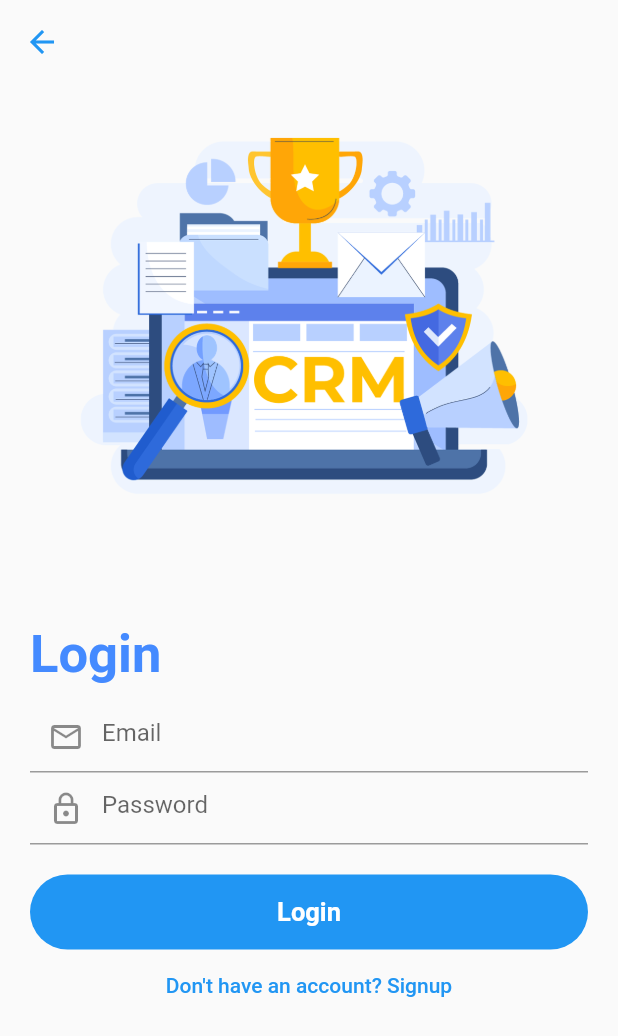
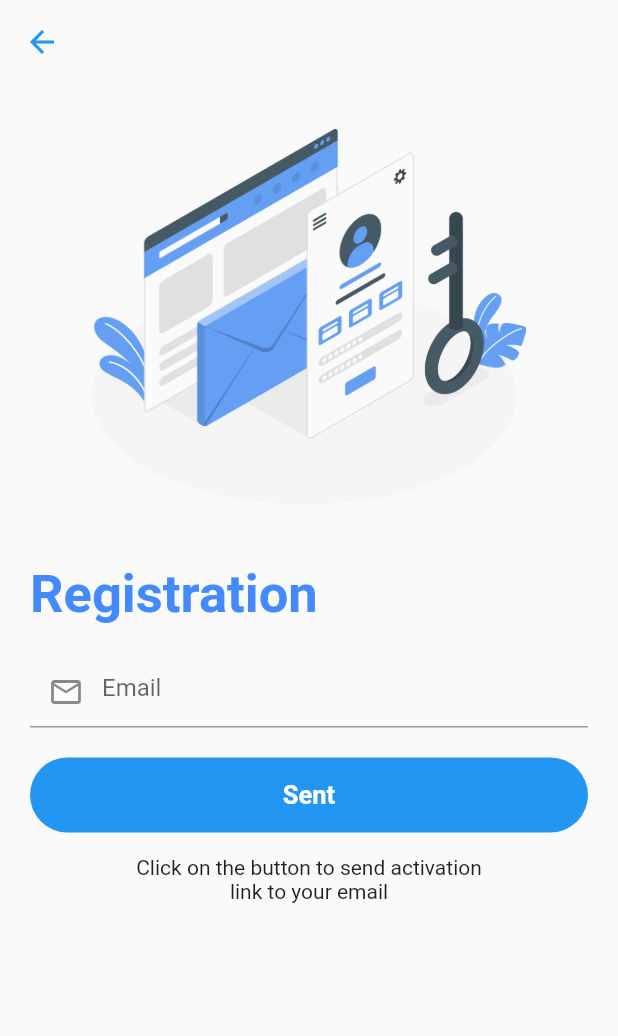
Before and after one commit to Ahsun-J2EE/crm-app, a Flutter app: the LoginScreen screen opened by its route, after a tap on "Don't have an account? Signup", on a phone screen of 412 x 824 dp. Shown: the top 1036 px of the screen. Run offline on Flutter 3.47's test engine with Material 2 defaults, Android fonts, the phone set to English and light mode, and no system bars; our stand-ins replace flutter_easyloading, fluttertoast, get; Roboto replaces fonts that are missing (Times new Roman, Unto).

Commit message:
registration page created

```diff
--- a/lib/screens/login/login_screen.dart
+++ b/lib/screens/auth/login_screen.dart
@@ -1,12 +1,16 @@
-import 'package:crm_app/core/color_constant.dart';
+import 'package:crm_app/screens/auth/registration_screen.dart';
+import 'package:crm_app/screens/auth/reset_password_screen.dart';
 import 'package:crm_app/screens/widgets/app_text_field.dart';
 import 'package:crm_app/screens/widgets/button.dart';
 import 'package:flutter/material.dart';
+import 'package:get/get.dart';
+
 class LoginScreen extends StatelessWidget {
   LoginScreen({Key? key}) : super(key: key);
   static const String routeName='/login_screen';
   final emailController = TextEditingController();
   final passwordController= TextEditingController();
+
   Widget _loginScreenUpperPart(){
     return Column(
       children:[
@@ -35,24 +39,35 @@ class LoginScreen extends StatelessWidget {
                 style: TextStyle(
                     fontSize: 35,
                     fontWeight: FontWeight.bold,
-                    fontFamily: 'Times new Roman',
+                    fontFamily: 'Unto',
                     color: Colors.blueAccent
                 ),
               ),
-              const SizedBox(height: 10,),
+              const SizedBox(height: 20,),
               AppTextField(
                 controller: emailController, hintText: 'Email', icon: const Icon(Icons.email_outlined),
               ),
               AppTextField(
                 controller: passwordController, hintText: 'Password', icon:const Icon(Icons.lock_outline),
               ),
-              const SizedBox(height: 20,),
+              Container(
+                alignment: Alignment.centerRight,
+                child: TextButton(
+                    onPressed:(){
+                      Get.toNamed(ResetPasswordScreen.routeName);
+                    } ,
+                    child: const Text('Forgot password?')
+                ),
+              ),
+              const SizedBox(height:5,),
               Button(title: 'Login', color: Colors.blue, onTap: (){}, textColor: Colors.white),
               TextButton(
                 style: const ButtonStyle(
                   alignment: Alignment.center,
                 ),
-                  onPressed: (){},
+                  onPressed: (){
+                  Get.toNamed(RegistrationScreen.routeName);
+                  },
                   child: const Text("Don't have an account? Signup"))
             ]
         )
@@ -76,7 +91,7 @@ class LoginScreen extends StatelessWidget {
           child: Column(
             children:[
               _loginScreenUpperPart(),
-              const SizedBox(height: 80,),
+              const SizedBox(height: 40,),
               _loginScreenLowerPart()
             ],
           ),
--- /dev/null
+++ b/lib/screens/auth/registration_screen.dart
@@ -0,0 +1,94 @@
+import 'package:crm_app/screens/auth/secondary_registration.dart';
+import 'package:crm_app/screens/widgets/app_text_field.dart';
+import 'package:flutter/material.dart';
+import 'package:flutter_easyloading/flutter_easyloading.dart';
+import '../widgets/button.dart';
+import 'package:get/get.dart';
+
+class RegistrationScreen extends StatelessWidget {
+  RegistrationScreen({Key? key}) : super(key: key);
+  static const String routeName='/registration_screen';
+  final emailController= TextEditingController();
+
+  Widget _registrationScreenUpperPart(){
+    return Column(
+        children:[
+          const SizedBox(height: 10),
+          Container(
+            height: 250,
+            width: double.infinity,
+            decoration: const BoxDecoration(
+              //color: Colors.blue,
+              image: DecorationImage(
+                  image: AssetImage('assets/images/signup-banner.png',),
+                  fit: BoxFit.contain
+              ),
+            ),
+          ),
+        ]);
+  }
+  Widget _registrationScreenLowerPart(){
+    return Column(
+      crossAxisAlignment: CrossAxisAlignment.start,
+      children: [
+        Column(
+            crossAxisAlignment: CrossAxisAlignment.stretch,
+            children:[
+              const Text('Registration',
+                style: TextStyle(
+                    fontSize: 35,
+                    fontWeight: FontWeight.bold,
+                    fontFamily: 'Unto',
+                    color: Colors.blueAccent
+                ),
+              ),
+              const SizedBox(height: 20,),
+              AppTextField(controller: emailController, hintText: 'Email', icon: const Icon(Icons.email_outlined)),
+              const SizedBox(height:20,),
+              Button(title: 'Sent',
+                  color: Colors.blue,
+                  onTap: (){
+                    _goToSecondaryRegistrationPage();
+                  },
+                  textColor: Colors.white
+              ),
+              const Padding(padding: EdgeInsets.only(top: 15),
+              child: Text('Click on the button to send activation\nlink to your email',
+              textAlign: TextAlign.center,))
+            ]
+        )
+      ],
+    );
+  }
+
+    void _goToSecondaryRegistrationPage () async{
+     EasyLoading.show(status: 'Loading...');
+     await Future.delayed(const Duration(seconds: 3));
+     Get.toNamed(SecondaryRegistration.routeName);
+     EasyLoading.dismiss();
+  }
+
+  @override
+  Widget build(BuildContext context) {
+    return Scaffold(
+      appBar: AppBar(
+        backgroundColor: Colors.transparent,
+        foregroundColor: Colors.blue,
+        elevation: 0,
+      ),
+      body: SingleChildScrollView(
+        child: Container(
+          margin: const EdgeInsets.all(20),
+          //color: Colors.green,
+          child: Column(
+            children: [
+              _registrationScreenUpperPart(),
+              const SizedBox(height: 40,),
+              _registrationScreenLowerPart()
+            ],
+          ),
+        ),
+      ),
+    );
+  }
+}
--- a/lib/screens/splash_screen/splash_screen.dart
+++ b/lib/screens/landing_page/splash_screen.dart
@@ -1,8 +1,10 @@
 import 'package:crm_app/core/color_constant.dart';
-import 'package:crm_app/screens/login/login_screen.dart';
+import 'package:crm_app/screens/auth/login_screen.dart';
 import 'package:crm_app/screens/widgets/button.dart';
 import 'package:flutter/material.dart';
 import 'package:get/get.dart';
+
+import '../auth/registration_screen.dart';
 
 
 class SplashScreen extends StatelessWidget {
@@ -72,7 +74,14 @@ class SplashScreen extends StatelessWidget {
                      },
                  ),
                  const SizedBox(height: 8,),
-                 Button(title: 'Registration', color: getButtonColorGreen(), textColor: Colors.white, onTap: (){},)
+                 Button(
+                   title: 'Registration',
+                   color: getButtonColorGreen(),
+                   textColor: Colors.white,
+                   onTap: (){
+                     Get.toNamed(RegistrationScreen.routeName);
+                   },
+                 )
                ],
              )
            ],
--- a/pubspec.yaml
+++ b/pubspec.yaml
@@ -6,7 +6,7 @@ publish_to: 'none' # Remove this line if you wish to publish to pub.dev
 version: 1.0.0+1
 
 environment:
-  sdk: '>=2.19.0-362.0.dev <3.0.0'
+  sdk: '>=2.18.0-362.0.dev <3.0.0'
 
 dependencies:
   flutter:
@@ -14,6 +14,8 @@ dependencies:
 
   cupertino_icons: ^1.0.2
   get: ^4.6.5
+  flutter_easyloading: ^3.0.5
+  fluttertoast: ^8.1.1
 
 dev_dependencies:
   flutter_test:
```
Also changed, not shown: lib/main.dart (+11 -3 lines), lib/screens/auth/reset_password_screen.dart (added, +19 -0 lines), lib/screens/auth/secondary_registration.dart (added, +97 -0 lines), assets/images/signup-banner.png (added), pubspec.lock.
